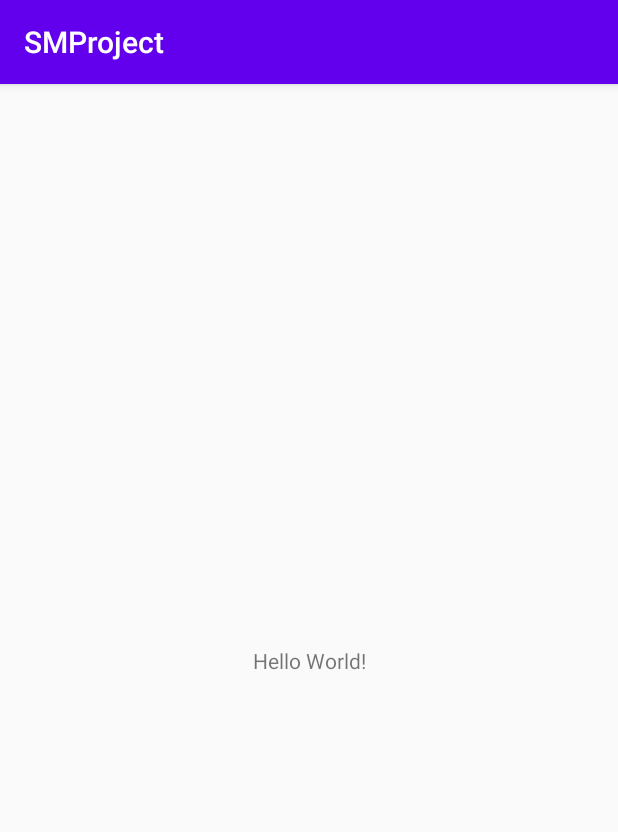
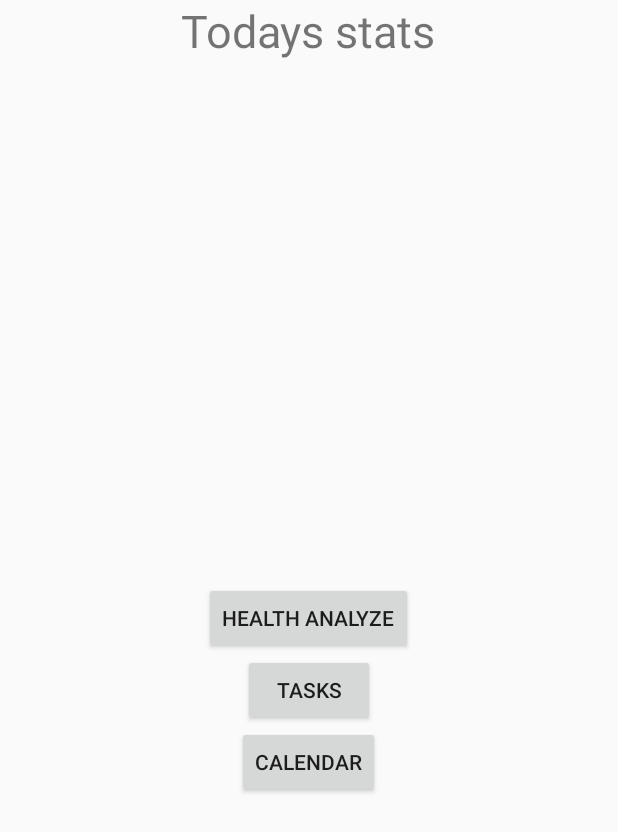
Before and after one commit to WitoldPietrzak/SysMob, an Android app: the screen it shows after launch (MainActivity), on a phone screen of 412 x 824 dp. Shown: the top 832 px of the screen. Run offline under Robolectric (Android 15) with nearby library versions, the phone set to English and light mode, and no system bars.

Commit message:
commited all changes

```diff
--- a/app/src/main/AndroidManifest.xml
+++ b/app/src/main/AndroidManifest.xml
@@ -9,7 +9,10 @@
         android:roundIcon="@mipmap/ic_launcher_round"
         android:supportsRtl="true"
         android:theme="@style/AppTheme">
-        <activity android:name=".MainActivity">
+        <activity android:name=".Activities.HealthAnalyzeActivity"></activity>
+        <activity android:name=".Activities.TasksActivity" />
+        <activity android:name=".Activities.CalendarActivity" />
+        <activity android:name=".Activities.MainActivity">
             <intent-filter>
                 <action android:name="android.intent.action.MAIN" />
 
--- a/app/src/main/java/com/example/smproject/Activities/CalendarActivity.java
+++ b/app/src/main/java/com/example/smproject/Activities/CalendarActivity.java
@@ -1,8 +1,10 @@
-package com.example.smproject;
+package com.example.smproject.Activities;
 
 import androidx.appcompat.app.AppCompatActivity;
 
 import android.os.Bundle;
+
+import com.example.smproject.R;
 
 public class CalendarActivity extends AppCompatActivity {
 
--- a/app/src/main/java/com/example/smproject/Activities/HealthAnalyzeActivity.java
+++ b/app/src/main/java/com/example/smproject/Activities/HealthAnalyzeActivity.java
@@ -1,8 +1,10 @@
-package com.example.smproject;
+package com.example.smproject.Activities;
 
 import androidx.appcompat.app.AppCompatActivity;
 
 import android.os.Bundle;
+
+import com.example.smproject.R;
 
 public class HealthAnalyzeActivity extends AppCompatActivity {
 
--- a/app/src/main/java/com/example/smproject/Activities/MainActivity.java
+++ b/app/src/main/java/com/example/smproject/Activities/MainActivity.java
@@ -1,30 +1,27 @@
-package com.example.smproject;
+package com.example.smproject.Activities;
 
 import androidx.appcompat.app.AppCompatActivity;
 
 import android.content.Intent;
 import android.os.Bundle;
 import android.view.View;
+import android.widget.Button;
+
+import com.example.smproject.R;
 
 public class MainActivity extends AppCompatActivity {
+
+    Button tasksButton;
+    Button calendarButton;
+    Button analyserButton;
 
     @Override
     protected void onCreate(Bundle savedInstanceState) {
         super.onCreate(savedInstanceState);
         setContentView(R.layout.activity_main);
 
-        findViewById(R.id.testTasks).setOnClickListener(new View.OnClickListener() {
-            @Override
-            public void onClick(View v) {
-                goToTasksTest();
-            }
-        });
+
     }
 
 
-    public void goToTasksTest()
-    {
-        Intent intent = new Intent(this,TaskTestsActivity.class);
-        startActivity(intent);
-    }
 }
--- a/app/src/main/java/com/example/smproject/Activities/TasksActivity.java
+++ b/app/src/main/java/com/example/smproject/Activities/TasksActivity.java
@@ -1,8 +1,10 @@
-package com.example.smproject;
+package com.example.smproject.Activities;
 
 import androidx.appcompat.app.AppCompatActivity;
 
 import android.os.Bundle;
+
+import com.example.smproject.R;
 
 public class TasksActivity extends AppCompatActivity {
 
--- a/app/src/main/java/com/example/smproject/tasks/SingleTask.java
+++ b/app/src/main/java/com/example/smproject/tasks/SingleTask.java
@@ -1,7 +1,7 @@
 package com.example.smproject.tasks;
 
-public class singleTask extends Task {
-    public singleTask(String goal, int daysTimeLimit) {
+public class SingleTask extends Task {
+    public SingleTask(String goal, int daysTimeLimit) {
         super(goal, daysTimeLimit);
     }
 
--- a/app/src/main/res/layout/activity_calendar.xml
+++ b/app/src/main/res/layout/activity_calendar.xml
@@ -4,6 +4,6 @@
     xmlns:tools="http://schemas.android.com/tools"
     android:layout_width="match_parent"
     android:layout_height="match_parent"
-    tools:context=".CalendarActivity">
+    tools:context=".Activities.CalendarActivity">
 
 </androidx.constraintlayout.widget.ConstraintLayout>
--- a/app/src/main/res/layout/activity_main.xml
+++ b/app/src/main/res/layout/activity_main.xml
@@ -1,18 +1,40 @@
 <?xml version="1.0" encoding="utf-8"?>
-<androidx.constraintlayout.widget.ConstraintLayout xmlns:android="http://schemas.android.com/apk/res/android"
+<RelativeLayout xmlns:android="http://schemas.android.com/apk/res/android"
     xmlns:app="http://schemas.android.com/apk/res-auto"
     xmlns:tools="http://schemas.android.com/tools"
     android:layout_width="match_parent"
     android:layout_height="match_parent"
-    tools:context=".MainActivity">
+    tools:context=".Activities.MainActivity" >
+
+    <Button
+        android:id="@+id/MA_TasksButton"
+        android:layout_width="wrap_content"
+        android:layout_height="wrap_content"
+        android:layout_below="@id/MA_HealthAnalyzerButton"
+        android:layout_centerInParent="true"
+        android:text="@string/tasks" />
+
+    <Button
+        android:id="@+id/MA_HealthAnalyzerButton"
+        android:layout_width="wrap_content"
+        android:layout_height="wrap_content"
+        android:layout_centerInParent="true"
+        android:text="@string/health_analyze" />
+
+    <Button
+        android:id="@+id/MA_CalendarButton"
+        android:layout_width="wrap_content"
+        android:layout_height="wrap_content"
+        android:layout_below="@id/MA_TasksButton"
+        android:layout_centerHorizontal="true"
+        android:text="@string/calendar" />
 
     <TextView
+        android:id="@+id/MA_StatsTextView"
         android:layout_width="wrap_content"
         android:layout_height="wrap_content"
-        android:text="Hello World!"
-        app:layout_constraintBottom_toBottomOf="parent"
-        app:layout_constraintLeft_toLeftOf="parent"
-        app:layout_constraintRight_toRightOf="parent"
-        app:layout_constraintTop_toTopOf="parent" />
-
-</androidx.constraintlayout.widget.ConstraintLayout>
+        android:layout_alignParentTop="true"
+        android:layout_centerHorizontal="true"
+        android:text="Todays stats"
+        android:textSize="30dp" />
+</RelativeLayout>
--- a/app/src/main/res/layout/activity_tasks.xml
+++ b/app/src/main/res/layout/activity_tasks.xml
@@ -4,6 +4,6 @@
     xmlns:tools="http://schemas.android.com/tools"
     android:layout_width="match_parent"
     android:layout_height="match_parent"
-    tools:context=".TasksActivity">
+    tools:context=".Activities.TasksActivity">
 
 </androidx.constraintlayout.widget.ConstraintLayout>
--- a/app/src/main/res/values/styles.xml
+++ b/app/src/main/res/values/styles.xml
@@ -1,6 +1,6 @@
 <resources>
     <!-- Base application theme. -->
-    <style name="AppTheme" parent="Theme.AppCompat.Light.DarkActionBar">
+    <style name="AppTheme" parent="Theme.AppCompat.Light.NoActionBar">
         <!-- Customize your theme here. -->
         <item name="colorPrimary">@color/colorPrimary</item>
         <item name="colorPrimaryDark">@color/colorPrimaryDark</item>
```
Also changed, not shown: app/src/main/java/com/example/smproject/BreathChecker.java (+14 -0 lines), app/src/main/java/com/example/smproject/HealthAnalizer.java (+87 -0 lines), app/src/main/java/com/example/smproject/tasks/ProgressiveTask.java (+22 -2 lines), app/src/main/java/com/example/smproject/tasks/StepTask.java (+22 -2 lines), app/src/main/java/com/example/smproject/tasks/Task.java (+17 -3 lines), app/src/main/res/layout/activity_health_analyze.xml (+21 -3 lines), app/src/main/res/values/strings.xml (+24 -0 lines).
